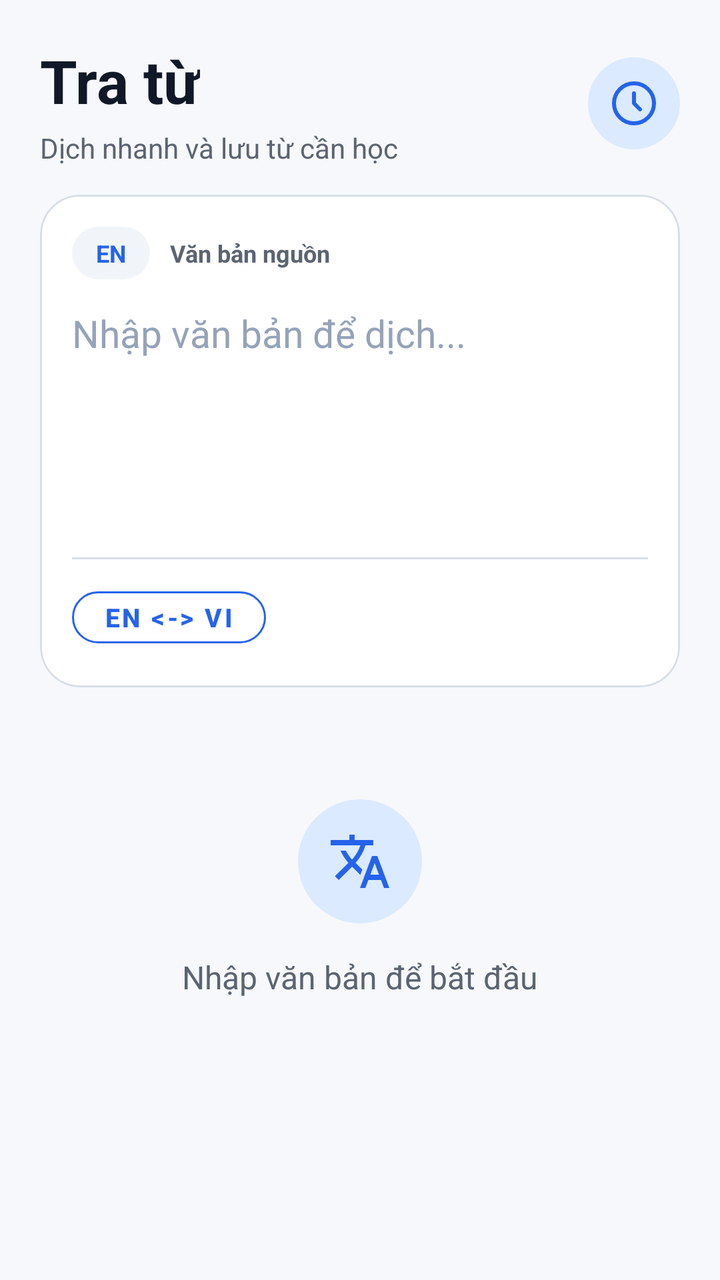
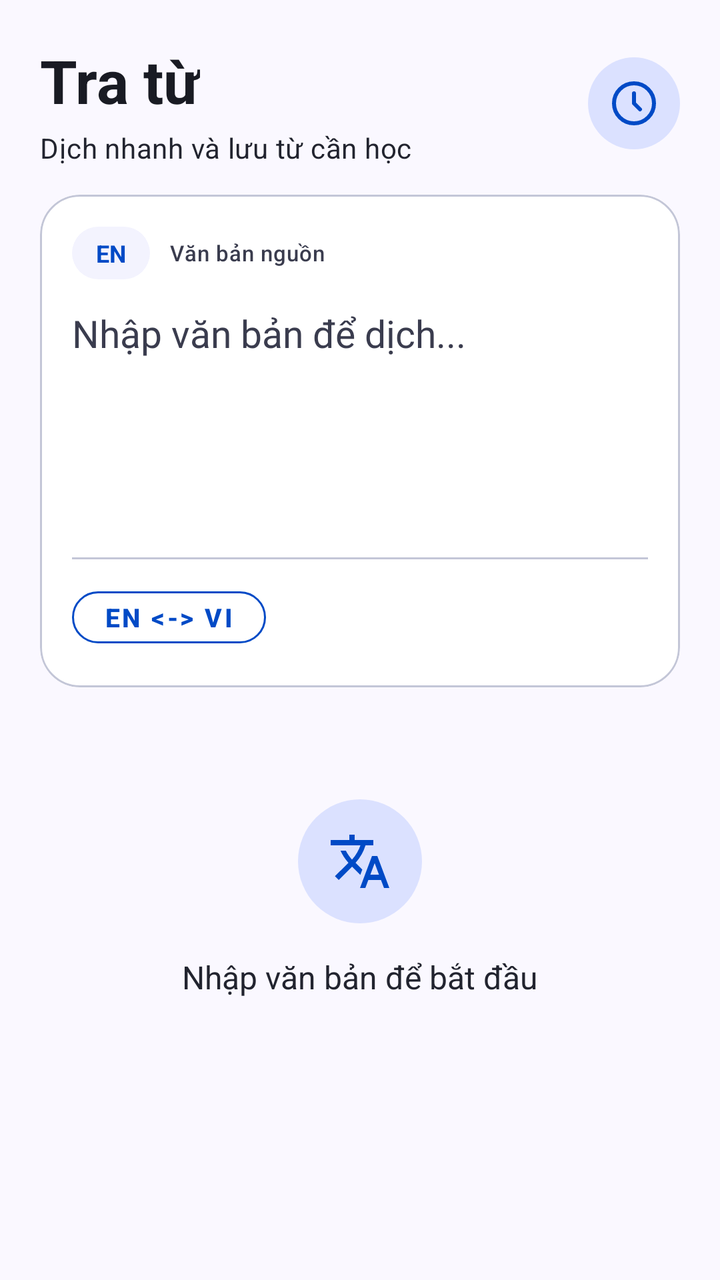

The first picture is an Android layout as it rendered before a commit; the second is the same layout after the commit. The layout source and the unified diff follow.
<!-- AndroidManifest.xml: application theme Theme.ObjectLanguage -->
<!-- res/layout/fragment_dictionary.xml -->
<?xml version="1.0" encoding="utf-8"?>
<LinearLayout xmlns:android="http://schemas.android.com/apk/res/android"
    xmlns:app="http://schemas.android.com/apk/res-auto"
    android:layout_width="match_parent"
    android:layout_height="match_parent"
    android:background="@color/background"
    android:orientation="vertical">

    <LinearLayout
        android:layout_width="match_parent"
        android:layout_height="wrap_content"
        android:orientation="horizontal"
        android:paddingStart="20dp"
        android:paddingTop="20dp"
        android:paddingEnd="20dp"
        android:paddingBottom="14dp"
        android:gravity="center_vertical">

        <LinearLayout
            android:layout_width="0dp"
            android:layout_height="wrap_content"
            android:layout_weight="1"
            android:orientation="vertical">

            <TextView
                android:id="@+id/tvTitle"
                android:layout_width="wrap_content"
                android:layout_height="wrap_content"
                android:text="@string/dictionary_title"
                android:textColor="@color/text_primary"
                android:textSize="30sp"
                android:textStyle="bold" />

            <TextView
                android:layout_width="match_parent"
                android:layout_height="wrap_content"
                android:layout_marginTop="4dp"
                android:text="@string/dictionary_subtitle"
                android:textColor="@color/text_secondary"
                android:textSize="14sp" />
        </LinearLayout>

        <ImageButton
            android:id="@+id/btnShowHistory"
            android:layout_width="46dp"
            android:layout_height="46dp"
            android:layout_marginStart="10dp"
            android:background="@drawable/bg_icon_primary"
            android:padding="11dp"
            android:src="@drawable/ic_history"
            android:contentDescription="@string/dictionary_history_title"
            app:tint="@color/primary" />

    </LinearLayout>

    <ScrollView
        android:layout_width="match_parent"
        android:layout_height="0dp"
        android:layout_weight="1"
        android:clipToPadding="false"
        android:fillViewport="true">

        <LinearLayout
            android:layout_width="match_parent"
            android:layout_height="wrap_content"
            android:orientation="vertical"
            android:paddingStart="20dp"
            android:paddingEnd="20dp"
            android:paddingBottom="24dp">

            <com.google.android.material.card.MaterialCardView
                android:layout_width="match_parent"
                android:layout_height="wrap_content"
                app:cardBackgroundColor="@color/surface"
                app:cardCornerRadius="20dp"
                app:cardElevation="0dp"
                app:strokeColor="@color/divider"
                app:strokeWidth="1dp">

                <LinearLayout
                    android:layout_width="match_parent"
                    android:layout_height="wrap_content"
                    android:orientation="vertical"
                    android:padding="16dp">

                    <LinearLayout
                        android:layout_width="match_parent"
                        android:layout_height="wrap_content"
                        android:gravity="center_vertical"
                        android:orientation="horizontal">

                        <TextView
                            android:id="@+id/tvFromLang"
                            android:layout_width="wrap_content"
                            android:layout_height="wrap_content"
                            android:background="@drawable/bg_soft_panel"
                            android:paddingStart="12dp"
                            android:paddingTop="5dp"
                            android:paddingEnd="12dp"
                            android:paddingBottom="5dp"
                            android:text="EN"
                            android:textColor="@color/primary"
                            android:textSize="12sp"
                            android:textStyle="bold" />

                        <TextView
                            android:layout_width="0dp"
                            android:layout_height="wrap_content"
                            android:layout_marginStart="10dp"
                            android:layout_weight="1"
                            android:text="@string/dictionary_input_label"
                            android:textColor="@color/text_secondary"
                            android:textSize="12sp"
                            android:textStyle="bold" />

                        <ImageButton
                            android:id="@+id/btnClearInput"
                            android:layout_width="38dp"
                            android:layout_height="38dp"
                            android:background="?attr/selectableItemBackgroundBorderless"
                            android:src="@android:drawable/ic_menu_close_clear_cancel"
                            android:visibility="gone"
                            app:tint="@color/text_secondary" />
                    </LinearLayout>

                    <EditText
                        android:id="@+id/etInput"
                        android:layout_width="match_parent"
                        android:layout_height="wrap_content"
                        android:layout_marginTop="14dp"
                        android:background="@null"
                        android:gravity="top"
                        android:hint="@string/dictionary_input_hint"
                        android:inputType="textMultiLine|textCapSentences"
                        android:maxLines="7"
                        android:minLines="5"
                        android:textColor="@color/text_primary"
                        android:textColorHint="@color/text_muted"
                        android:textSize="19sp" />

                    <View
                        android:layout_width="match_parent"
                        android:layout_height="1dp"
                        android:layout_marginTop="10dp"
                        android:background="@color/divider" />

                    <LinearLayout
                        android:layout_width="match_parent"
                        android:layout_height="wrap_content"
                        android:layout_marginTop="10dp"
                        android:gravity="center_vertical"
                        android:orientation="horizontal">

                        <com.google.android.material.button.MaterialButton
                            android:id="@+id/btnSwapLang"
                            style="@style/Widget.MaterialComponents.Button.OutlinedButton"
                            android:layout_width="wrap_content"
                            android:layout_height="38dp"
                            android:layout_weight="0"
                            android:paddingStart="16dp"
                            android:paddingEnd="16dp"
                            android:text="EN &lt;-&gt; VI"
                            android:textColor="@color/primary"
                            android:textSize="13sp"
                            android:textStyle="bold"
                            app:cornerRadius="19dp"
                            app:strokeColor="@color/primary" />

                        <View
                            android:layout_width="0dp"
                            android:layout_height="0dp"
                            android:layout_weight="1" />

                        <ImageButton
                            android:id="@+id/btnPlayAudio"
                            android:layout_width="40dp"
                            android:layout_height="40dp"
                            android:background="?attr/selectableItemBackgroundBorderless"
                            android:src="@android:drawable/ic_lock_silent_mode_off"
                            android:contentDescription="@string/dictionary_play_audio"
                            android:visibility="gone"
                            app:tint="@color/primary" />
                    </LinearLayout>
                </LinearLayout>
            </com.google.android.material.card.MaterialCardView>

            <LinearLayout
                android:id="@+id/loadingRow"
                android:layout_width="match_parent"
                android:layout_height="wrap_content"
                android:gravity="center"
                android:orientation="horizontal"
                android:padding="18dp"
                android:visibility="gone">

                <ProgressBar
                    android:layout_width="24dp"
                    android:layout_height="24dp"
                    android:layout_marginEnd="12dp" />

                <TextView
                    android:layout_width="wrap_content"
                    android:layout_height="wrap_content"
                    android:text="@string/dictionary_loading"
                    android:textColor="@color/text_secondary"
                    android:textSize="14sp" />
            </LinearLayout>

            <com.google.android.material.card.MaterialCardView
                android:id="@+id/cardResult"
                android:layout_width="match_parent"
                android:layout_height="wrap_content"
                android:layout_marginTop="14dp"
                android:visibility="gone"
                app:cardBackgroundColor="@color/surface"
                app:cardCornerRadius="20dp"
                app:cardElevation="0dp"
                app:strokeColor="@color/primary_light"
                app:strokeWidth="1dp">

                <LinearLayout
                    android:layout_width="match_parent"
                    android:layout_height="wrap_content"
                    android:orientation="vertical"
                    android:padding="18dp">

                    <LinearLayout
                        android:layout_width="match_parent"
                        android:layout_height="wrap_content"
                        android:gravity="center_vertical"
                        android:orientation="horizontal">

                        <TextView
                            android:id="@+id/tvToLang"
                            android:layout_width="wrap_content"
                            android:layout_height="wrap_content"
                            android:background="@drawable/bg_icon_primary"
                            android:paddingStart="12dp"
                            android:paddingTop="5dp"
                            android:paddingEnd="12dp"
                            android:paddingBottom="5dp"
                            android:text="VI"
                            android:textColor="@color/primary"
                            android:textSize="12sp"
                            android:textStyle="bold" />

                        <TextView
                            android:layout_width="0dp"
                            android:layout_height="wrap_content"
                            android:layout_marginStart="10dp"
                            android:layout_weight="1"
                            android:text="@string/dictionary_result_label"
                            android:textColor="@color/text_secondary"
                            android:textSize="12sp"
                            android:textStyle="bold" />

                        <ImageButton
                            android:id="@+id/btnPlayAudioResult"
                            android:layout_width="40dp"
                            android:layout_height="40dp"
                            android:background="?attr/selectableItemBackgroundBorderless"
                            android:src="@android:drawable/ic_lock_silent_mode_off"
                            android:contentDescription="@string/dictionary_play_audio"
                            android:visibility="gone"
                            app:tint="@color/primary" />

                    </LinearLayout>

                    <TextView
                        android:id="@+id/tvTranslation"
                        android:layout_width="match_parent"
                        android:layout_height="wrap_content"
                        android:layout_marginTop="14dp"
                        android:textColor="@color/text_primary"
                        android:textSize="25sp"
                        android:textStyle="bold" />

                    <TextView
                        android:id="@+id/tvPhonetic"
                        android:layout_width="wrap_content"
                        android:layout_height="wrap_content"
                        android:layout_marginTop="4dp"
                        android:textColor="@color/primary"
                        android:textSize="15sp"
                        android:textStyle="italic"
                        android:visibility="gone" />

                    <View
                        android:id="@+id/dividerDefs"
                        android:layout_width="match_parent"
                        android:layout_height="1dp"
                        android:layout_marginTop="16dp"
                        android:layout_marginBottom="12dp"
                        android:background="@color/divider"
                        android:visibility="gone" />

                    <LinearLayout
                        android:id="@+id/containerDefinitions"
                        android:layout_width="match_parent"
                        android:layout_height="wrap_content"
                        android:orientation="vertical"
                        android:visibility="gone" />

                    <com.google.android.material.button.MaterialButton
                        android:id="@+id/btnSaveWord"
                        android:layout_width="match_parent"
                        android:layout_height="52dp"
                        android:layout_marginTop="16dp"
                        android:text="@string/dictionary_save_word"
                        android:textStyle="bold"
                        android:visibility="gone"
                        app:backgroundTint="@color/primary"
                        app:cornerRadius="16dp" />
                </LinearLayout>
            </com.google.android.material.card.MaterialCardView>

            
            <LinearLayout
                android:id="@+id/layoutRecentChips"
                android:layout_width="match_parent"
                android:layout_height="wrap_content"
                android:layout_marginTop="14dp"
                android:orientation="vertical"
                android:visibility="gone">

                <TextView
                    android:layout_width="wrap_content"
                    android:layout_height="wrap_content"
                    android:layout_marginBottom="8dp"
                    android:text="@string/dictionary_recent_label"
                    android:textColor="@color/text_secondary"
                    android:textSize="12sp"
                    android:textStyle="bold"
                    android:letterSpacing="0.06"
                    android:textAllCaps="true" />

                <HorizontalScrollView
                    android:layout_width="match_parent"
                    android:layout_height="wrap_content"
                    android:scrollbars="none">

                    <com.google.android.material.chip.ChipGroup
                        android:id="@+id/chipGroupRecent"
                        android:layout_width="wrap_content"
                        android:layout_height="wrap_content"
                        app:singleLine="true"
                        app:chipSpacingHorizontal="8dp" />
                </HorizontalScrollView>
            </LinearLayout>

            <LinearLayout
                android:id="@+id/groupEmptyState"
                android:layout_width="match_parent"
                android:layout_height="wrap_content"
                android:gravity="center"
                android:orientation="vertical"
                android:paddingTop="56dp"
                android:paddingBottom="56dp">

                <ImageView
                    android:layout_width="62dp"
                    android:layout_height="62dp"
                    android:layout_marginBottom="16dp"
                    android:background="@drawable/bg_icon_primary"
                    android:padding="15dp"
                    android:src="@drawable/ic_dictionary"
                    app:tint="@color/primary" />

                <TextView
                    android:layout_width="wrap_content"
                    android:layout_height="wrap_content"
                    android:text="@string/dictionary_empty_prompt"
                    android:textColor="@color/text_secondary"
                    android:textSize="16sp" />
            </LinearLayout>
        </LinearLayout>
    </ScrollView>
</LinearLayout>
<!-- resources referenced by this layout -->
<resources>
  <color name="background">#F6F8FB</color>
  <color name="divider">#D8DEE8</color>
  <color name="primary">#2563EB</color>
  <color name="primary_light">#DBEAFE</color>
  <color name="surface">#FFFFFF</color>
  <color name="text_muted">#94A3B8</color>
  <color name="text_primary">#111827</color>
  <color name="text_secondary">#5B6472</color>
  <!-- drawable bg_soft_panel (drawable) -->
  <?xml version="1.0" encoding="utf-8"?>
  <shape xmlns:android="http://schemas.android.com/apk/res/android"
      android:shape="rectangle">
      <solid android:color="@color/surface_soft" />
      <corners android:radius="16dp" />
  </shape>
  <string name="dictionary_loading">Đang dịch...</string>
  <string name="dictionary_play_audio">Nghe phát âm</string>
  <string name="dictionary_recent_label">Gần đây</string>
  <string name="dictionary_title">Tra từ</string>
  <style name="Theme.ObjectLanguage" parent="Theme.Material3.Light.NoActionBar">
          <item name="colorPrimary">@color/primary</item>
          <item name="colorPrimaryVariant">@color/primary_dark</item>
          <item name="colorOnPrimary">@color/text_on_primary</item>
          <item name="colorSecondary">@color/secondary</item>
          <item name="colorOnSecondary">@color/text_on_primary</item>
          <item name="android:colorBackground">@color/background</item>
          <item name="android:windowBackground">@color/background</item>
          <item name="colorSurface">@color/surface</item>
          <item name="android:statusBarColor">@color/background</item>
          <item name="android:windowLightStatusBar">true</item>
          <item name="android:navigationBarColor">@color/surface</item>
          <item name="android:windowLightNavigationBar" tools:targetApi="o_mr1">true</item>
          
          <item name="cardViewStyle">@style/Widget.App.CardView</item>
          <item name="bottomNavigationStyle">@style/Widget.App.BottomNav</item>
      </style>
  <color name="surface_soft">#F1F5F9</color>
  <color name="primary_dark">#1E40AF</color>
  <color name="text_on_primary">#FFFFFF</color>
  <color name="secondary">#16A34A</color>
  <color name="bottom_nav_bg">#FFFFFF</color>
  <color name="surface_variant">#EAF0F7</color>
  <!-- unchanged entries left out for length: 14 -->
</resources>

<!-- the commit's change to res/layout/fragment_dictionary.xml (unified diff, before → after) -->
@@ -36,8 +36,7 @@
                 android:layout_height="wrap_content"
                 android:layout_marginTop="4dp"
                 android:text="@string/dictionary_subtitle"
-                android:textColor="@color/text_secondary"
-                android:textSize="14sp" />
+                android:textAppearance="@style/TextAppearance.App.BodyMedium" />
         </LinearLayout>
 
         <ImageButton
@@ -109,9 +108,7 @@
                             android:layout_marginStart="10dp"
                             android:layout_weight="1"
                             android:text="@string/dictionary_input_label"
-                            android:textColor="@color/text_secondary"
-                            android:textSize="12sp"
-                            android:textStyle="bold" />
+                            android:textAppearance="@style/TextAppearance.App.Caption" />
 
                         <ImageButton
                             android:id="@+id/btnClearInput"
@@ -173,13 +170,14 @@
 
                         <ImageButton
                             android:id="@+id/btnPlayAudio"
-                            android:layout_width="40dp"
-                            android:layout_height="40dp"
-                            android:background="?attr/selectableItemBackgroundBorderless"
-                            android:src="@android:drawable/ic_lock_silent_mode_off"
+                            android:layout_width="38dp"
+                            android:layout_height="38dp"
+                            android:background="@drawable/bg_icon_primary"
+                            android:padding="8dp"
+                            android:src="@drawable/ic_volume_up"
                             android:contentDescription="@string/dictionary_play_audio"
-                            android:visibility="gone"
-                            app:tint="@color/primary" />
+                            app:tint="@color/primary"
+                            android:visibility="gone" />
                     </LinearLayout>
                 </LinearLayout>
             </com.google.android.material.card.MaterialCardView>
@@ -202,8 +200,7 @@
                     android:layout_width="wrap_content"
                     android:layout_height="wrap_content"
                     android:text="@string/dictionary_loading"
-                    android:textColor="@color/text_secondary"
-                    android:textSize="14sp" />
+                    android:textAppearance="@style/TextAppearance.App.BodyMedium" />
             </LinearLayout>
 
             <com.google.android.material.card.MaterialCardView
@@ -250,19 +247,18 @@
                             android:layout_marginStart="10dp"
                             android:layout_weight="1"
                             android:text="@string/dictionary_result_label"
-                            android:textColor="@color/text_secondary"
-                            android:textSize="12sp"
-                            android:textStyle="bold" />
+                            android:textAppearance="@style/TextAppearance.App.Caption" />
 
                         <ImageButton
                             android:id="@+id/btnPlayAudioResult"
-                            android:layout_width="40dp"
-                            android:layout_height="40dp"
-                            android:background="?attr/selectableItemBackgroundBorderless"
-                            android:src="@android:drawable/ic_lock_silent_mode_off"
+                            android:layout_width="38dp"
+                            android:layout_height="38dp"
+                            android:background="@drawable/bg_icon_primary"
+                            android:padding="8dp"
+                            android:src="@drawable/ic_volume_up"
                             android:contentDescription="@string/dictionary_play_audio"
-                            android:visibility="gone"
-                            app:tint="@color/primary" />
+                            app:tint="@color/primary"
+                            android:visibility="gone" />
 
                     </LinearLayout>
 
@@ -328,11 +324,8 @@
                     android:layout_height="wrap_content"
                     android:layout_marginBottom="8dp"
                     android:text="@string/dictionary_recent_label"
-                    android:textColor="@color/text_secondary"
-                    android:textSize="12sp"
-                    android:textStyle="bold"
-                    android:letterSpacing="0.06"
-                    android:textAllCaps="true" />
+                    android:textAppearance="@style/TextAppearance.App.Overline"
+                    android:letterSpacing="0.06" />
 
                 <HorizontalScrollView
                     android:layout_width="match_parent"
<!-- resource entries referenced after the edit -->
@@ -1,29 +1,64 @@
 <!-- resources referenced by this layout -->
 <resources>
-  <color name="background">#F6F8FB</color>
-  <color name="divider">#D8DEE8</color>
-  <color name="primary">#2563EB</color>
-  <color name="primary_light">#DBEAFE</color>
+  <color name="background">#FAF8FF</color>
+  <color name="divider">#C3C6D7</color>
+  <color name="primary">#004AC6</color>
+  <color name="primary_light">#DBE1FF</color>
   <color name="surface">#FFFFFF</color>
-  <color name="text_muted">#94A3B8</color>
-  <color name="text_primary">#111827</color>
-  <color name="text_secondary">#5B6472</color>
+  <color name="text_muted">#3A3C4E</color>
+  <color name="text_primary">#191B23</color>
+  <color name="text_secondary">#22242F</color>
   <!-- drawable bg_soft_panel (drawable) -->
   <?xml version="1.0" encoding="utf-8"?>
   <shape xmlns:android="http://schemas.android.com/apk/res/android"
       android:shape="rectangle">
-      <solid android:color="@color/surface_soft" />
+      <solid android:color="@color/surface_glass" />
       <corners android:radius="16dp" />
   </shape>
+  <!-- drawable ic_volume_up (drawable) -->
+  <?xml version="1.0" encoding="utf-8"?>
+  <vector xmlns:android="http://schemas.android.com/apk/res/android"
+      android:width="24dp"
+      android:height="24dp"
+      android:viewportWidth="24"
+      android:viewportHeight="24"
+      android:tint="?attr/colorControlNormal">
+      <path
+          android:fillColor="@android:color/white"
+          android:pathData="M3,9v6h4l5,5V4L7,9H3zM16.5,12c0,-1.77 -1.02,-3.29 -2.5,-4.03v8.05c1.48,-0.73 2.5,-2.25 2.5,-4.02zM14,3.23v2.06c2.89,0.86 5,3.54 5,6.71s-2.11,5.85 -5,6.71v2.06c4.01,-0.91 7,-4.49 7,-8.77s-2.99,-7.86 -7,-8.77z" />
+  </vector>
   <string name="dictionary_loading">Đang dịch...</string>
   <string name="dictionary_play_audio">Nghe phát âm</string>
   <string name="dictionary_recent_label">Gần đây</string>
   <string name="dictionary_title">Tra từ</string>
+  <style name="TextAppearance.App.BodyMedium" parent="TextAppearance.Material3.BodyMedium">
+          <item name="android:textColor">@color/text_secondary</item>
+          <item name="android:textSize">14sp</item>
+          <item name="android:lineHeight">20sp</item>
+      </style>
+  <style name="TextAppearance.App.Caption" parent="TextAppearance.Material3.LabelSmall">
+          <item name="android:textColor">@color/text_muted</item>
+          <item name="android:textSize">11sp</item>
+          <item name="android:lineHeight">14sp</item>
+          <item name="android:letterSpacing">0.03</item>
+      </style>
+  <style name="TextAppearance.App.Overline" parent="TextAppearance.Material3.LabelSmall">
+          <item name="android:textColor">@color/text_muted</item>
+          <item name="android:textSize">10sp</item>
+          <item name="android:fontWeight">700</item>
+          <item name="android:textStyle">bold</item>
+          <item name="android:lineHeight">14sp</item>
+          <item name="android:letterSpacing">0.05</item>
+          <item name="android:textAllCaps">true</item>
+      </style>
   <style name="Theme.ObjectLanguage" parent="Theme.Material3.Light.NoActionBar">
+          
           <item name="colorPrimary">@color/primary</item>
           <item name="colorPrimaryVariant">@color/primary_dark</item>
           <item name="colorOnPrimary">@color/text_on_primary</item>
+          
           <item name="colorSecondary">@color/secondary</item>
+          <item name="colorTertiary">@color/violet</item>
           <item name="colorOnSecondary">@color/text_on_primary</item>
           <item name="android:colorBackground">@color/background</item>
           <item name="android:windowBackground">@color/background</item>
@@ -32,16 +67,17 @@
           <item name="android:windowLightStatusBar">true</item>
           <item name="android:navigationBarColor">@color/surface</item>
           <item name="android:windowLightNavigationBar" tools:targetApi="o_mr1">true</item>
-          
+  
           <item name="cardViewStyle">@style/Widget.App.CardView</item>
           <item name="bottomNavigationStyle">@style/Widget.App.BottomNav</item>
       </style>
-  <color name="surface_soft">#F1F5F9</color>
-  <color name="primary_dark">#1E40AF</color>
+  <color name="surface_glass">#F3F3FE</color>
+  <color name="primary_dark">#003EA8</color>
   <color name="text_on_primary">#FFFFFF</color>
-  <color name="secondary">#16A34A</color>
+  <color name="secondary">#FD933D</color>
+  <color name="violet">#7C3AED</color>
   <color name="bottom_nav_bg">#FFFFFF</color>
-  <color name="surface_variant">#EAF0F7</color>
+  <color name="surface_variant">#E1E2ED</color>
   <!-- unchanged entries left out for length: 14 -->
 </resources>
 
